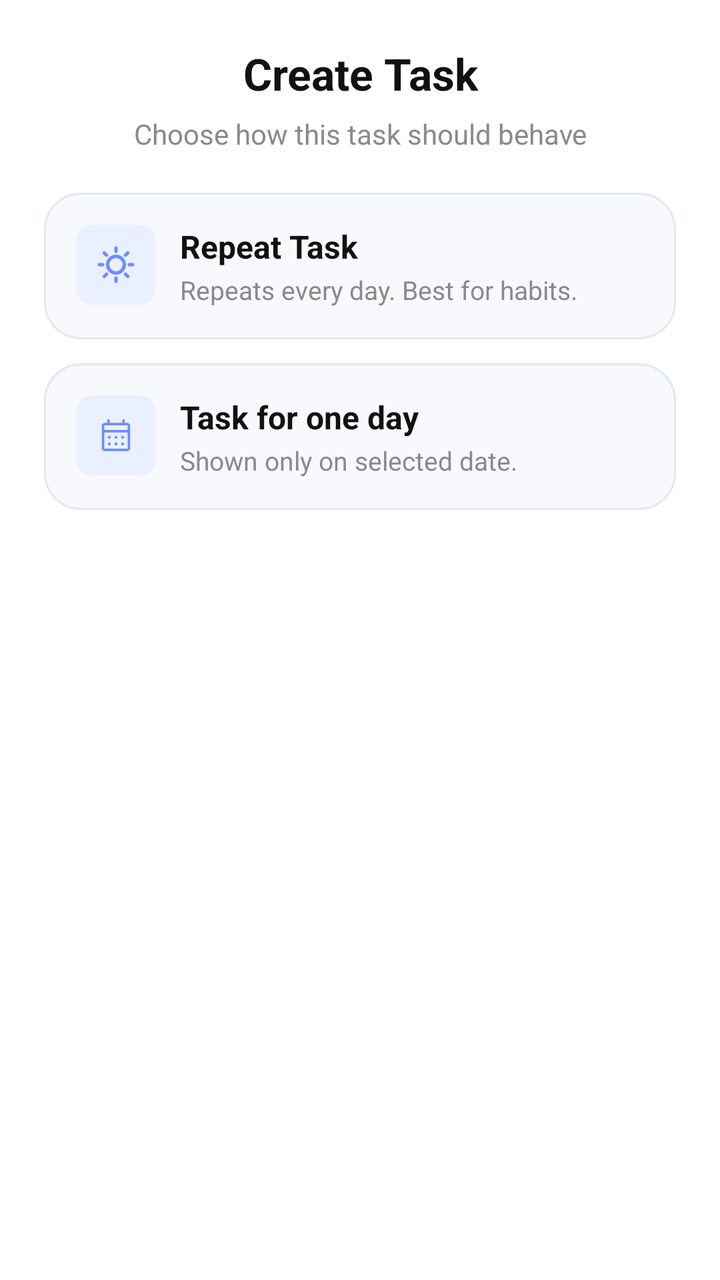
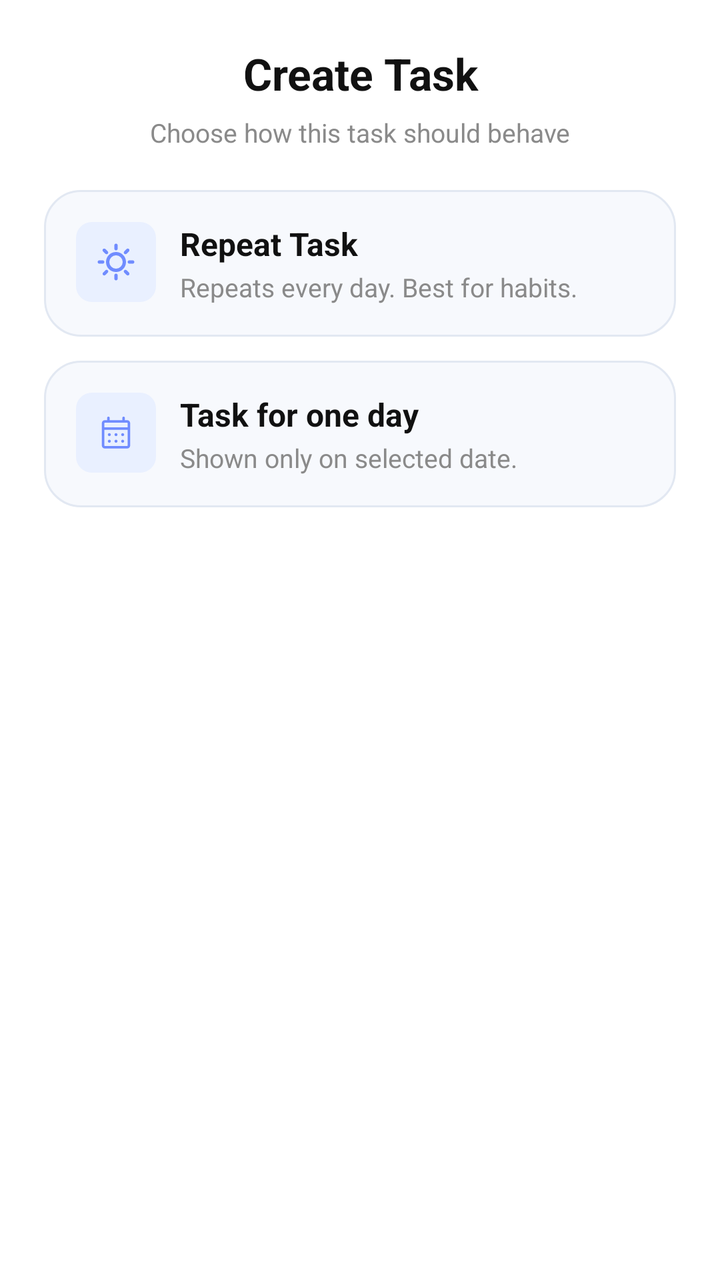

Screens rendered from an Android XML layout before and after an edit, with the pre-edit source and the edit as a unified diff.
<!-- AndroidManifest.xml: application theme Theme.GrowDaily -->
<!-- res/layout/dialog_task_type.xml -->
<androidx.constraintlayout.widget.ConstraintLayout
    xmlns:android="http://schemas.android.com/apk/res/android"
    xmlns:app="http://schemas.android.com/apk/res-auto"
    android:layout_width="match_parent"
    android:layout_height="wrap_content"
    android:background="@drawable/dialog_surface_card"
    android:paddingHorizontal="22dp"
    android:paddingTop="22dp"
    android:paddingBottom="18dp"
    android:minWidth="320dp">

    <TextView
        android:id="@+id/txtTitle"
        android:layout_width="0dp"
        android:layout_height="wrap_content"
        android:text="@string/create_task_title"
        android:gravity="center"
        android:textColor="@color/dialog_text_primary"
        android:textSize="22sp"
        android:textStyle="bold"
        app:layout_constraintEnd_toEndOf="parent"
        app:layout_constraintStart_toStartOf="parent"
        app:layout_constraintTop_toTopOf="parent" />

    <TextView
        android:id="@+id/txtSub"
        android:layout_width="0dp"
        android:layout_height="wrap_content"
        android:layout_marginTop="6dp"
        android:gravity="center"
        android:text="@string/choose_behavior_subtitle"
        android:textColor="@color/dialog_text_secondary"
        android:textSize="14sp"
        android:lineSpacingExtra="2dp"
        app:layout_constraintEnd_toEndOf="parent"
        app:layout_constraintStart_toStartOf="parent"
        app:layout_constraintTop_toBottomOf="@id/txtTitle" />

    <LinearLayout
        android:id="@+id/optionDaily"
        android:layout_width="0dp"
        android:layout_height="wrap_content"
        android:layout_marginTop="20dp"
        android:background="@drawable/add_task_info_card"
        android:clickable="true"
        android:focusable="true"
        android:foreground="?attr/selectableItemBackground"
        android:orientation="horizontal"
        android:padding="16dp"
        app:layout_constraintEnd_toEndOf="parent"
        app:layout_constraintStart_toStartOf="parent"
        app:layout_constraintTop_toBottomOf="@id/txtSub">

        <FrameLayout
            android:id="@+id/dailyIconContainer"
            android:layout_width="40dp"
            android:layout_height="40dp"
            android:background="@drawable/circular_corners_less"
            android:backgroundTint="@color/task_filter_selected_bg">

            <ImageView
                android:id="@+id/dailyIcon"
                android:layout_width="20dp"
                android:layout_height="20dp"
                android:layout_gravity="center"
                android:src="@drawable/ic_sun"
                android:contentDescription="@string/repeat_task_label"
                app:tint="@color/brand_blue" />
        </FrameLayout>

        <Space
            android:layout_width="12dp"
            android:layout_height="wrap_content" />

        <LinearLayout
            android:layout_width="match_parent"
            android:layout_height="wrap_content"
            android:orientation="vertical">

            <TextView
                android:id="@+id/optionDailyTitle"
                android:layout_width="wrap_content"
                android:layout_height="wrap_content"
                android:text="@string/repeat_task_label"
                android:textColor="@color/dialog_text_primary"
                android:textSize="16sp"
                android:textStyle="bold" />

            <TextView
                android:layout_width="match_parent"
                android:layout_height="wrap_content"
                android:text="@string/repeat_task_desc"
                android:layout_marginTop="2dp"
                android:textColor="@color/dialog_text_secondary"
                android:textSize="13sp" />
        </LinearLayout>


    </LinearLayout>

    <LinearLayout
        android:id="@+id/optionDay"
        android:layout_width="0dp"
        android:layout_height="wrap_content"
        android:layout_marginTop="12dp"
        android:background="@drawable/add_task_info_card"
        android:clickable="true"
        android:focusable="true"
        android:foreground="?attr/selectableItemBackground"
        android:orientation="horizontal"
        android:padding="16dp"
        app:layout_constraintEnd_toEndOf="parent"
        app:layout_constraintStart_toStartOf="parent"
        app:layout_constraintTop_toBottomOf="@id/optionDaily"

        >

        <FrameLayout
            android:id="@+id/dayIconContainer"
            android:layout_width="40dp"
            android:layout_height="40dp"
            android:background="@drawable/circular_corners_less"
            android:backgroundTint="@color/task_filter_selected_bg">

            <ImageView
                android:id="@+id/dayIcon"
                android:layout_width="20dp"
                android:layout_height="20dp"
                android:layout_gravity="center"
                android:src="@drawable/ic_calendar"
                android:contentDescription="@string/one_day_task_label"
                app:tint="@color/brand_blue" />
        </FrameLayout>

        <Space
            android:layout_width="12dp"
            android:layout_height="wrap_content" />

        <LinearLayout
            android:layout_width="match_parent"
            android:layout_height="wrap_content"
            android:orientation="vertical">

            <TextView
                android:id="@+id/optionDayTitle"
                android:layout_width="wrap_content"
                android:layout_height="wrap_content"
                android:text="@string/one_day_task_label"
                android:textColor="@color/dialog_text_primary"
                android:textSize="16sp"
                android:textStyle="bold" />

            <TextView
                android:layout_width="wrap_content"
                android:layout_height="wrap_content"
                android:layout_marginTop="2dp"
                android:text="@string/one_day_task_desc"
                android:textColor="@color/dialog_text_secondary"
                android:textSize="13sp" />
        </LinearLayout>
    </LinearLayout>


</androidx.constraintlayout.widget.ConstraintLayout>
<!-- resources referenced by this layout -->
<resources>
  <color name="brand_blue">#708CFF</color>
  <color name="dialog_text_primary">#111111</color>
  <color name="dialog_text_secondary">#8A8A8A</color>
  <color name="task_filter_selected_bg">#E9F0FF</color>
  <!-- drawable circular_corners_less (drawable) -->
  <?xml version="1.0" encoding="utf-8"?>
  <shape xmlns:android="http://schemas.android.com/apk/res/android" android:shape="rectangle">
      <solid android:color="@color/white"/>
      <corners android:radius="8dp"/>
  
  </shape>
  <!-- drawable dialog_surface_card (drawable) -->
  <?xml version="1.0" encoding="utf-8"?>
  <shape xmlns:android="http://schemas.android.com/apk/res/android" android:shape="rectangle">
      <solid android:color="@color/dialog_surface"/>
      <corners android:radius="24dp"/>
  </shape>
  <string name="choose_behavior_subtitle">Choose how this task should behave</string>
  <string name="create_task_title">Create Task</string>
  <string name="one_day_task_desc">Shown only on selected date.</string>
  <string name="one_day_task_label">Task for one day</string>
  <string name="repeat_task_desc">Repeats every day. Best for habits.</string>
  <string name="repeat_task_label">Repeat Task</string>
  <color name="add_task_info_bg">#F7F9FD</color>
  <color name="add_task_info_stroke">#E2E8F2</color>
  <color name="white">#FFFFFF</color>
  <color name="dialog_surface">#FFFFFF</color>
  <color name="app_bar_surface">#F3F5F9</color>
  <color name="app_bar_content">#111111</color>
  <!-- unchanged entries left out for length: 4 -->
</resources>

<!-- the commit's change to res/layout/dialog_task_type.xml (unified diff, before → after) -->
@@ -1,9 +1,7 @@
 <androidx.constraintlayout.widget.ConstraintLayout
     xmlns:android="http://schemas.android.com/apk/res/android"
     xmlns:app="http://schemas.android.com/apk/res-auto"
-    android:layout_width="match_parent"
-    android:layout_height="wrap_content"
-    android:background="@drawable/dialog_surface_card"
+    style="@style/GrowDailyDialogContainer"
     android:paddingHorizontal="22dp"
     android:paddingTop="22dp"
     android:paddingBottom="18dp"
@@ -29,43 +27,28 @@
         android:layout_marginTop="6dp"
         android:gravity="center"
         android:text="@string/choose_behavior_subtitle"
-        android:textColor="@color/dialog_text_secondary"
-        android:textSize="14sp"
-        android:lineSpacingExtra="2dp"
+        style="@style/DialogOptionDescription"
         app:layout_constraintEnd_toEndOf="parent"
         app:layout_constraintStart_toStartOf="parent"
         app:layout_constraintTop_toBottomOf="@id/txtTitle" />
 
     <LinearLayout
         android:id="@+id/optionDaily"
-        android:layout_width="0dp"
-        android:layout_height="wrap_content"
+        style="@style/DialogOptionCard"
         android:layout_marginTop="20dp"
-        android:background="@drawable/add_task_info_card"
-        android:clickable="true"
-        android:focusable="true"
-        android:foreground="?attr/selectableItemBackground"
-        android:orientation="horizontal"
-        android:padding="16dp"
         app:layout_constraintEnd_toEndOf="parent"
         app:layout_constraintStart_toStartOf="parent"
         app:layout_constraintTop_toBottomOf="@id/txtSub">
 
         <FrameLayout
             android:id="@+id/dailyIconContainer"
-            android:layout_width="40dp"
-            android:layout_height="40dp"
-            android:background="@drawable/circular_corners_less"
-            android:backgroundTint="@color/task_filter_selected_bg">
+            style="@style/DialogOptionIconContainer">
 
             <ImageView
                 android:id="@+id/dailyIcon"
-                android:layout_width="20dp"
-                android:layout_height="20dp"
-                android:layout_gravity="center"
+                style="@style/DialogOptionIcon"
                 android:src="@drawable/ic_sun"
-                android:contentDescription="@string/repeat_task_label"
-                app:tint="@color/brand_blue" />
+                android:contentDescription="@string/repeat_task_label" />
         </FrameLayout>
 
         <Space
@@ -79,20 +62,12 @@
 
             <TextView
                 android:id="@+id/optionDailyTitle"
-                android:layout_width="wrap_content"
-                android:layout_height="wrap_content"
-                android:text="@string/repeat_task_label"
-                android:textColor="@color/dialog_text_primary"
-                android:textSize="16sp"
-                android:textStyle="bold" />
+                style="@style/DialogOptionTitle"
+                android:text="@string/repeat_task_label" />
 
             <TextView
-                android:layout_width="match_parent"
-                android:layout_height="wrap_content"
-                android:text="@string/repeat_task_desc"
-                android:layout_marginTop="2dp"
-                android:textColor="@color/dialog_text_secondary"
-                android:textSize="13sp" />
+                style="@style/DialogOptionDescription"
+                android:text="@string/repeat_task_desc" />
         </LinearLayout>
 
 
@@ -100,36 +75,21 @@
 
     <LinearLayout
         android:id="@+id/optionDay"
-        android:layout_width="0dp"
-        android:layout_height="wrap_content"
+        style="@style/DialogOptionCard"
         android:layout_marginTop="12dp"
-        android:background="@drawable/add_task_info_card"
-        android:clickable="true"
-        android:focusable="true"
-        android:foreground="?attr/selectableItemBackground"
-        android:orientation="horizontal"
-        android:padding="16dp"
         app:layout_constraintEnd_toEndOf="parent"
         app:layout_constraintStart_toStartOf="parent"
-        app:layout_constraintTop_toBottomOf="@id/optionDaily"
-
-        >
+        app:layout_constraintTop_toBottomOf="@id/optionDaily">
 
         <FrameLayout
             android:id="@+id/dayIconContainer"
-            android:layout_width="40dp"
-            android:layout_height="40dp"
-            android:background="@drawable/circular_corners_less"
-            android:backgroundTint="@color/task_filter_selected_bg">
+            style="@style/DialogOptionIconContainer">
 
             <ImageView
                 android:id="@+id/dayIcon"
-                android:layout_width="20dp"
-                android:layout_height="20dp"
-                android:layout_gravity="center"
+                style="@style/DialogOptionIcon"
                 android:src="@drawable/ic_calendar"
-                android:contentDescription="@string/one_day_task_label"
-                app:tint="@color/brand_blue" />
+                android:contentDescription="@string/one_day_task_label" />
         </FrameLayout>
 
         <Space
@@ -143,20 +103,12 @@
 
             <TextView
                 android:id="@+id/optionDayTitle"
-                android:layout_width="wrap_content"
-                android:layout_height="wrap_content"
-                android:text="@string/one_day_task_label"
-                android:textColor="@color/dialog_text_primary"
-                android:textSize="16sp"
-                android:textStyle="bold" />
+                style="@style/DialogOptionTitle"
+                android:text="@string/one_day_task_label" />
 
             <TextView
-                android:layout_width="wrap_content"
-                android:layout_height="wrap_content"
-                android:layout_marginTop="2dp"
-                android:text="@string/one_day_task_desc"
-                android:textColor="@color/dialog_text_secondary"
-                android:textSize="13sp" />
+                style="@style/DialogOptionDescription"
+                android:text="@string/one_day_task_desc" />
         </LinearLayout>
     </LinearLayout>
 
<!-- resource entries referenced after the edit -->
@@ -23,6 +23,50 @@
   <string name="one_day_task_label">Task for one day</string>
   <string name="repeat_task_desc">Repeats every day. Best for habits.</string>
   <string name="repeat_task_label">Repeat Task</string>
+  <style name="DialogOptionCard" parent="AddTaskInfoCard">
+          <item name="android:layout_width">0dp</item>
+          <item name="android:clickable">true</item>
+          <item name="android:focusable">true</item>
+          <item name="android:foreground">?attr/selectableItemBackground</item>
+          <item name="android:padding">16dp</item>
+      </style>
+  <style name="DialogOptionDescription">
+          <item name="android:layout_width">match_parent</item>
+          <item name="android:layout_height">wrap_content</item>
+          <item name="android:layout_marginTop">2dp</item>
+          <item name="android:textColor">@color/dialog_text_secondary</item>
+          <item name="android:textSize">13sp</item>
+      </style>
+  <style name="DialogOptionIcon">
+          <item name="android:layout_width">20dp</item>
+          <item name="android:layout_height">20dp</item>
+          <item name="android:layout_gravity">center</item>
+          <item name="tint">@color/brand_blue</item>
+      </style>
+  <style name="DialogOptionIconContainer">
+          <item name="android:layout_width">40dp</item>
+          <item name="android:layout_height">40dp</item>
+          <item name="android:background">@drawable/circular_corners_less</item>
+          <item name="android:backgroundTint">@color/task_filter_selected_bg</item>
+      </style>
+  <style name="DialogOptionTitle">
+          <item name="android:layout_width">wrap_content</item>
+          <item name="android:layout_height">wrap_content</item>
+          <item name="android:textColor">@color/dialog_text_primary</item>
+          <item name="android:textSize">16sp</item>
+          <item name="android:textStyle">bold</item>
+      </style>
+  <style name="GrowDailyDialogContainer">
+          <item name="android:layout_width">match_parent</item>
+          <item name="android:layout_height">wrap_content</item>
+          <item name="android:background">@drawable/dialog_surface_card</item>
+      </style>
+  <style name="AddTaskInfoCard">
+          <item name="android:layout_width">match_parent</item>
+          <item name="android:layout_height">wrap_content</item>
+          <item name="android:background">@drawable/add_task_info_card</item>
+          <item name="android:orientation">horizontal</item>
+      </style>
   <color name="add_task_info_bg">#F7F9FD</color>
   <color name="add_task_info_stroke">#E2E8F2</color>
   <color name="white">#FFFFFF</color>
